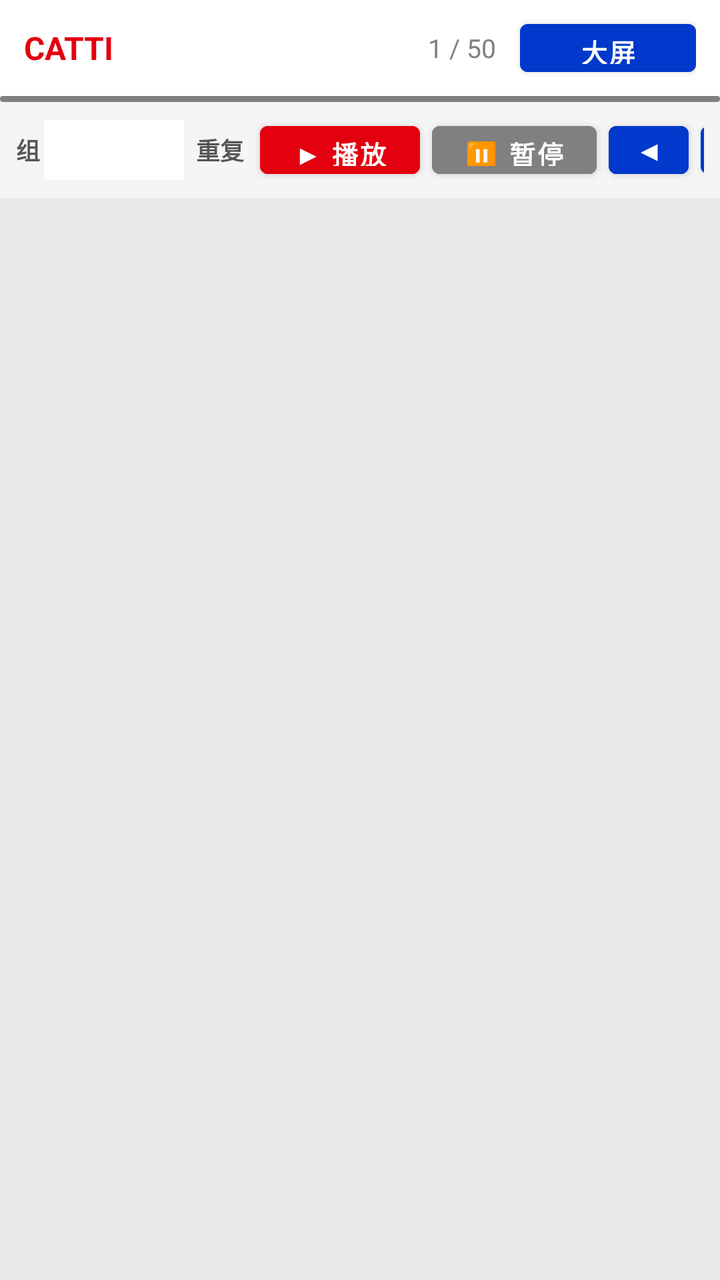
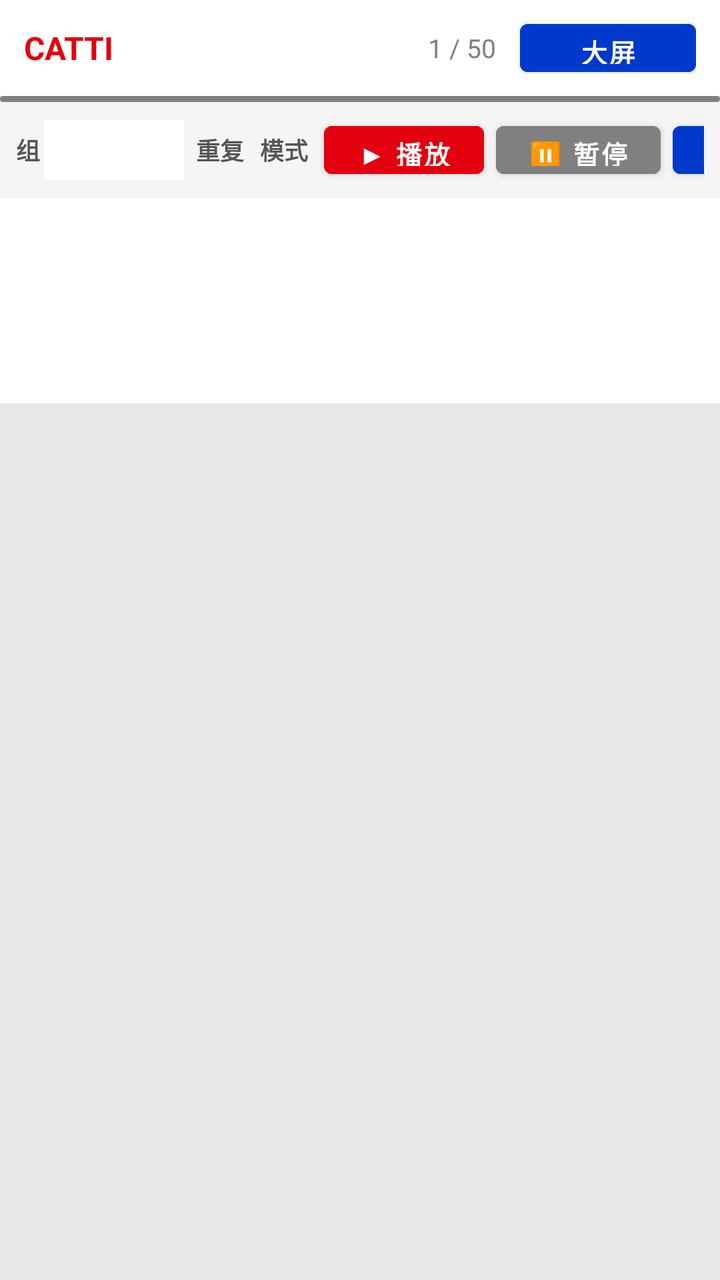

The first picture is an Android layout as it rendered before a commit; the second is the same layout after the commit. The layout source and the unified diff follow.
<!-- AndroidManifest.xml: application theme Theme.LearnE -->
<!-- res/layout/fragment_listen_read.xml -->
<?xml version="1.0" encoding="utf-8"?>
<LinearLayout
    xmlns:android="http://schemas.android.com/apk/res/android"
    android:layout_width="match_parent"
    android:layout_height="match_parent"
    android:background="#E8E8E8"
    android:orientation="vertical">

    
    <LinearLayout
        android:id="@+id/layout_top_bar"
        android:layout_width="match_parent"
        android:layout_height="48dp"
        android:orientation="horizontal"
        android:paddingHorizontal="12dp"
        android:paddingVertical="6dp"
        android:gravity="center_vertical"
        android:background="#FFFFFF">

        <TextView
            android:id="@+id/tv_corpus_name"
            android:layout_width="wrap_content"
            android:layout_height="wrap_content"
            android:text="CATTI"
            android:textColor="#E3000F"
            android:textSize="16sp"
            android:textStyle="bold"/>

        <View android:layout_width="0dp" android:layout_height="0dp" android:layout_weight="1"/>

        <TextView
            android:id="@+id/tv_word_progress"
            android:layout_width="wrap_content"
            android:layout_height="wrap_content"
            android:text="1 / 50"
            android:textColor="#808080"
            android:textSize="13sp"
            android:padding="4dp"
            android:layout_marginEnd="8dp"/>

        <Button
            android:id="@+id/btn_fullscreen"
            android:layout_width="wrap_content"
            android:layout_height="36dp"
            android:text="大屏"
            android:textColor="#FFFFFF"
            android:textSize="13sp"
            android:textStyle="bold"
            android:backgroundTint="#0039CB"
            android:paddingHorizontal="12dp"/>
    </LinearLayout>

    
    <ProgressBar
        android:id="@+id/progress_bar"
        style="?android:attr/progressBarStyleHorizontal"
        android:layout_width="match_parent"
        android:layout_height="3dp"
        android:progressDrawable="@drawable/progress_gundam"/>

    
    <LinearLayout
        android:id="@+id/control_panel"
        android:layout_width="match_parent"
        android:layout_height="48dp"
        android:orientation="horizontal"
        android:paddingHorizontal="8dp"
        android:gravity="center_vertical"
        android:background="#F5F5F5">

        
        <TextView
            android:layout_width="wrap_content"
            android:layout_height="wrap_content"
            android:text="组"
            android:textColor="#555555"
            android:textSize="12sp"
            android:textStyle="bold"
            android:layout_marginEnd="2dp"/>

        <Spinner
            android:id="@+id/sp_group"
            android:layout_width="70dp"
            android:layout_height="30dp"
            android:background="#FFFFFF"
            android:spinnerMode="dropdown"
            android:layout_marginEnd="6dp"/>

        
        <TextView
            android:layout_width="wrap_content"
            android:layout_height="wrap_content"
            android:text="重复"
            android:textColor="#555555"
            android:textSize="12sp"
            android:textStyle="bold"
            android:layout_marginEnd="2dp"/>

        <LinearLayout
            android:id="@+id/repeat_buttons"
            android:layout_width="wrap_content"
            android:layout_height="wrap_content"
            android:orientation="horizontal"
            android:layout_marginEnd="6dp"/>

        <View android:layout_width="0dp" android:layout_height="0dp" android:layout_weight="1"/>

        
        <Button
            android:id="@+id/btn_play"
            android:layout_width="wrap_content"
            android:layout_height="36dp"
            android:text="▶ 播放"
            android:textColor="#FFFFFF"
            android:textSize="13sp"
            android:textStyle="bold"
            android:backgroundTint="#E3000F"
            android:paddingHorizontal="16dp"
            android:minWidth="80dp"/>

        <Button
            android:id="@+id/btn_pause"
            android:layout_width="wrap_content"
            android:layout_height="36dp"
            android:text="⏸ 暂停"
            android:textColor="#FFFFFF"
            android:textSize="13sp"
            android:textStyle="bold"
            android:backgroundTint="#808080"
            android:paddingHorizontal="16dp"
            android:minWidth="80dp"
            android:layout_marginStart="6dp"/>

        <Button
            android:id="@+id/btn_prev_word"
            android:layout_width="40dp"
            android:layout_height="36dp"
            android:text="◀"
            android:textColor="#FFFFFF"
            android:textSize="14sp"
            android:backgroundTint="#0039CB"
            android:padding="0dp"
            android:layout_marginStart="6dp"/>

        <Button
            android:id="@+id/btn_next_word"
            android:layout_width="40dp"
            android:layout_height="36dp"
            android:text="▶"
            android:textColor="#FFFFFF"
            android:textSize="14sp"
            android:backgroundTint="#0039CB"
            android:padding="0dp"
            android:layout_marginStart="6dp"/>
    </LinearLayout>

    
    <ScrollView
        android:id="@+id/scroll_content"
        android:layout_width="match_parent"
        android:layout_height="0dp"
        android:layout_weight="1"
        android:fillViewport="true">

        <LinearLayout
            android:id="@+id/content_container"
            android:layout_width="match_parent"
            android:layout_height="wrap_content"
            android:orientation="vertical"
            android:padding="16dp"/>
    </ScrollView>

    
    <FrameLayout
        android:id="@+id/layout_loading"
        android:layout_width="match_parent"
        android:layout_height="match_parent"
        android:visibility="gone">

        <LinearLayout
            android:layout_width="match_parent"
            android:layout_height="match_parent"
            android:orientation="vertical"
            android:gravity="center">

            <ProgressBar
                android:layout_width="48dp"
                android:layout_height="48dp"
                android:indeterminateTint="#E3000F"/>

            <TextView
                android:layout_width="wrap_content"
                android:layout_height="wrap_content"
                android:layout_marginTop="12dp"
                android:text="正在加载词库..."
                android:textColor="#000000"
                android:textSize="14sp"/>
        </LinearLayout>
    </FrameLayout>

</LinearLayout>
<!-- resources referenced by this layout -->
<resources>
  <!-- drawable progress_gundam (drawable) -->
  <?xml version="1.0" encoding="utf-8"?>
  <layer-list xmlns:android="http://schemas.android.com/apk/res/android">
      <item android:id="@android:id/background">
          <shape>
              <solid android:color="@color/gundam_gray"/>
              <corners android:radius="4dp"/>
          </shape>
      </item>
      <item android:id="@android:id/progress">
          <clip>
              <shape>
                  <gradient
                      android:startColor="@color/primary"
                      android:endColor="@color/accent"
                      android:angle="0"/>
                  <corners android:radius="4dp"/>
              </shape>
          </clip>
      </item>
  </layer-list>
  <style name="Theme.LearnE" parent="Theme.MaterialComponents.Light.NoActionBar">
          <item name="colorPrimary">@color/primary</item>
          <item name="colorPrimaryDark">@color/primary_dark</item>
          <item name="colorAccent">@color/accent</item>
      </style>
  <color name="gundam_gray">#808080</color>
  <color name="primary">#E3000F</color>
  <color name="accent">#0039CB</color>
  <color name="primary_dark">#B3000C</color>
</resources>

<!-- the commit's change to res/layout/fragment_listen_read.xml (unified diff, before → after) -->
@@ -103,6 +103,23 @@
             android:orientation="horizontal"
             android:layout_marginEnd="6dp"/>
 
+        
+        <TextView
+            android:layout_width="wrap_content"
+            android:layout_height="wrap_content"
+            android:text="模式"
+            android:textColor="#555555"
+            android:textSize="12sp"
+            android:textStyle="bold"
+            android:layout_marginEnd="2dp"/>
+
+        <LinearLayout
+            android:id="@+id/mode_buttons"
+            android:layout_width="wrap_content"
+            android:layout_height="wrap_content"
+            android:orientation="horizontal"
+            android:layout_marginEnd="6dp"/>
+
         <View android:layout_width="0dp" android:layout_height="0dp" android:layout_weight="1"/>
 
         
@@ -152,6 +169,44 @@
             android:backgroundTint="#0039CB"
             android:padding="0dp"
             android:layout_marginStart="6dp"/>
+    </LinearLayout>
+
+    
+    <LinearLayout
+        android:id="@+id/layout_sticky_header"
+        android:layout_width="match_parent"
+        android:layout_height="wrap_content"
+        android:orientation="vertical"
+        android:paddingHorizontal="16dp"
+        android:paddingVertical="8dp"
+        android:background="#FFFFFF">
+
+        <TextView
+            android:id="@+id/tv_sticky_word"
+            android:layout_width="wrap_content"
+            android:layout_height="wrap_content"
+            android:text=""
+            android:textColor="#000000"
+            android:textSize="28sp"
+            android:textStyle="bold"/>
+
+        <TextView
+            android:id="@+id/tv_sticky_phonetic"
+            android:layout_width="wrap_content"
+            android:layout_height="wrap_content"
+            android:text=""
+            android:textColor="#808080"
+            android:textSize="14sp"
+            android:layout_marginTop="2dp"/>
+
+        <TextView
+            android:id="@+id/tv_sticky_meaning"
+            android:layout_width="wrap_content"
+            android:layout_height="wrap_content"
+            android:text=""
+            android:textColor="#E3000F"
+            android:textSize="18sp"
+            android:layout_marginTop="4dp"/>
     </LinearLayout>
 
     
